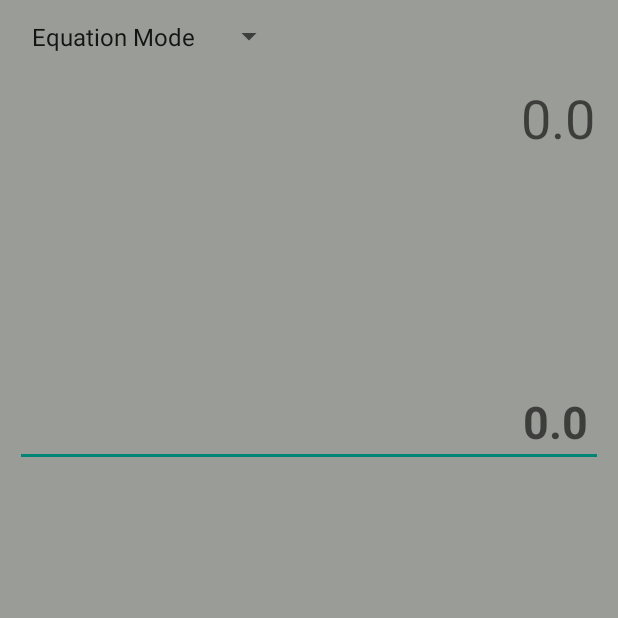
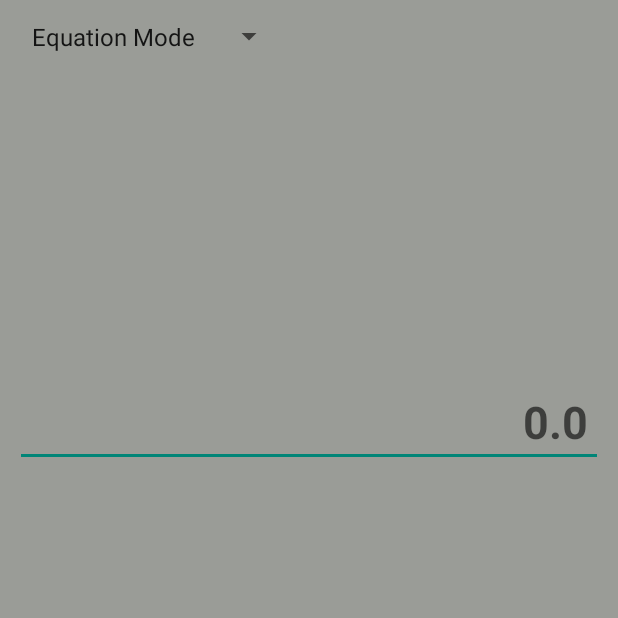
Before and after one commit to Manash-Das/Calculator, an Android app: the EquationSolver screen opened directly, with no data from a screen before it, on a phone screen of 412 x 824 dp, the top half of it. Run offline under Robolectric (Android 15) with nearby library versions, the phone set to English and light mode, and no system bars; libraries missing offline, so code that uses them is left out: com.chaquo.python.

Commit message:
minor changes

```diff
--- a/app/src/main/res/layout/activity_equation_solver.xml
+++ b/app/src/main/res/layout/activity_equation_solver.xml
@@ -369,7 +369,6 @@
         android:layout_height="wrap_content"
         app:layout_constraintHeight_min="50dp"
         app:layout_constraintHeight_max="120dp"
-        android:hint="@string/input_text_display"
         android:padding="5dp"
         android:textAlignment="textEnd"
         android:maxLines="2"
@@ -397,6 +396,6 @@
         app:layout_constraintBottom_toTopOf="@+id/TableLayoutEquationSolver"
         app:layout_constraintTop_toBottomOf="@+id/inputTextEquationSolver"
         tools:layout_editor_absoluteX="10dp"
-        android:inputType="number" />
+        android:inputType="none" />
 
 </androidx.constraintlayout.widget.ConstraintLayout>
```
